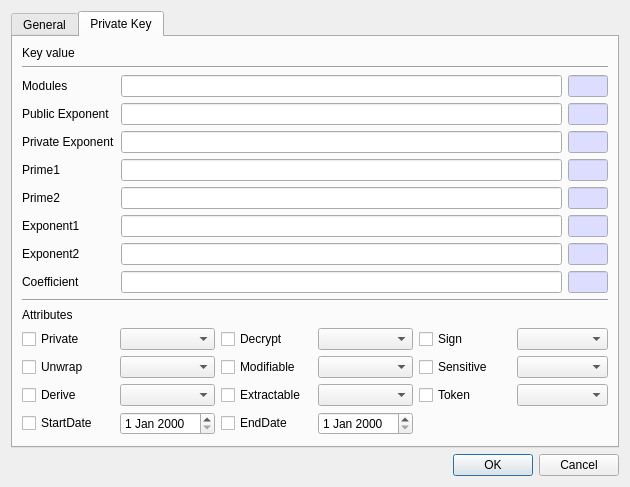
The window that CryptokiMan/create_rsa_pri_key_dlg.ui (jykim74/CryptokiMan) describes before a commit, drawn with Qt 5.
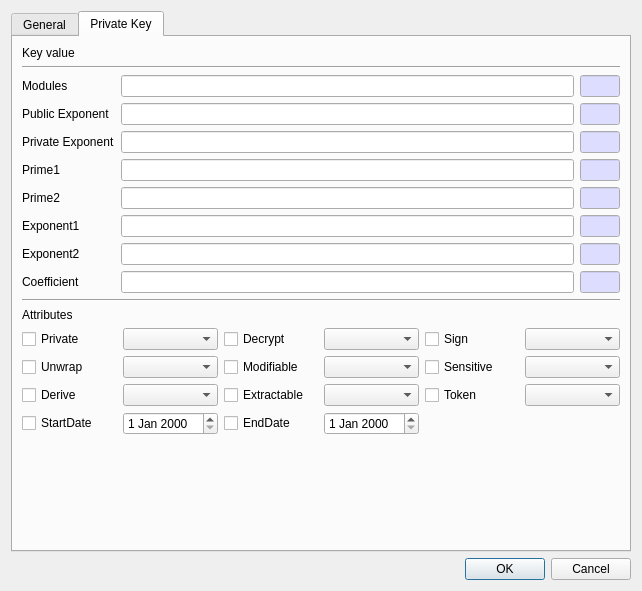
The same window after the commit. The open tabs and pages were chosen to show the change.

The edit to the form file:
```diff
--- a/CryptokiMan/create_rsa_pri_key_dlg.ui
+++ b/CryptokiMan/create_rsa_pri_key_dlg.ui
@@ -6,8 +6,8 @@
    <rect>
     <x>0</x>
     <y>0</y>
-    <width>630</width>
-    <height>468</height>
+    <width>642</width>
+    <height>591</height>
    </rect>
   </property>
   <property name="windowTitle">
```
Left out of the diff: 2 changed lines with no effect on the pictures.
